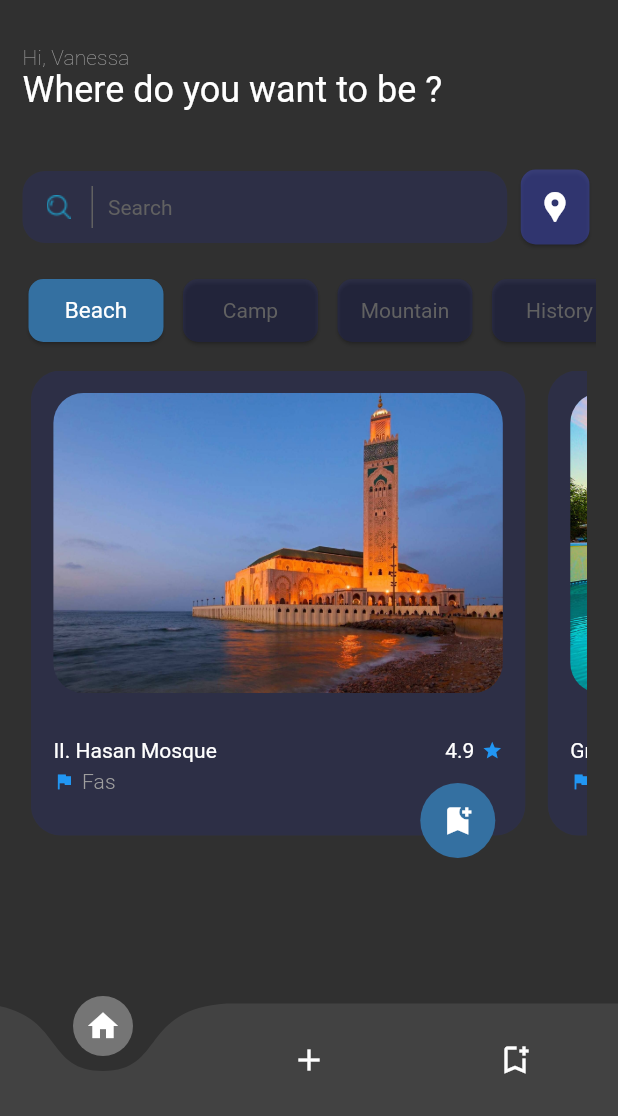
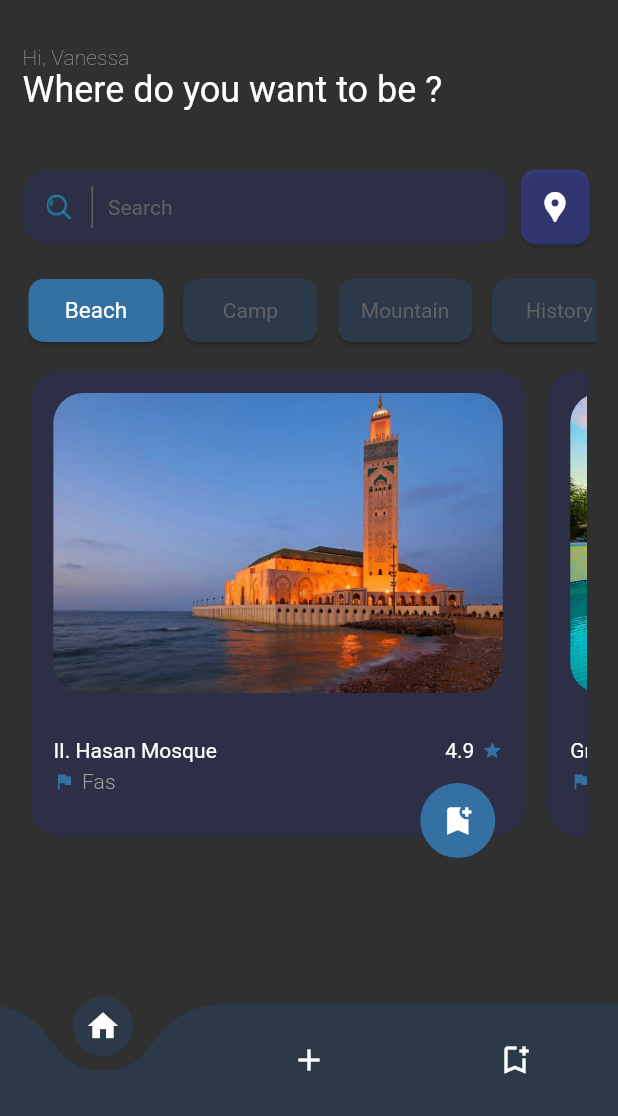
Before and after one commit to harunceelik1/bitirme_Projesi, a Flutter app: the HeroScreen screen opened directly with sample values from the repository, after a tap on the "arrow back" icon, on a phone screen of 412 x 824 dp, the part 120-1236 px from its top. Run offline on Flutter 3.47's test engine with Material 2 defaults, Android fonts, the phone set to English and light mode, and no system bars; drawn by our look-alikes of curved_navigation_bar; our stand-ins replace google_nav_bar.

Commit message:
class_colors

```diff
--- a/bitirme_projesi/lib/main.dart
+++ b/bitirme_projesi/lib/main.dart
@@ -28,7 +28,7 @@ class MyApp extends StatelessWidget {
       },
       themeMode: ThemeMode.dark,
       // theme: ThemeData.dark(),
-      home: LogoScreen(),
+      home: LoginScreen(),
     );
   }
 }
--- /dev/null
+++ b/bitirme_projesi/lib/model/Colors.dart
@@ -0,0 +1,12 @@
+import 'package:flutter/material.dart';
+
+class screenColor {
+  static Color black = Color.fromARGB(255, 0, 0, 0);
+  static Color white = Color.fromARGB(255, 255, 255, 255);
+  static Color grey = Colors.grey;
+  static Color themeColor = Color.fromARGB(255, 52, 112, 161);
+
+  static Color unselectColor = Color.fromARGB(255, 44, 57, 73);
+  static Color transparent = Colors.transparent;
+  static Color cardsColor = Color.fromARGB(27, 24, 43, 255);
+}
--- a/bitirme_projesi/lib/screen/heroScreen.dart
+++ b/bitirme_projesi/lib/screen/heroScreen.dart
@@ -1,5 +1,6 @@
 import 'dart:ui';
 
+import 'package:bitirme_projesi/model/Colors.dart';
 import 'package:bitirme_projesi/model/travel.dart';
 import 'package:bitirme_projesi/screen/homepage.dart';
 import 'package:flutter/material.dart';
@@ -19,7 +20,6 @@ class _HeroScreenState extends State<HeroScreen> {
   @override
   Widget build(BuildContext context) {
     var width = MediaQuery.of(context).size.width;
-    final color_Theme = Color.fromARGB(255, 52, 112, 161);
     String text;
 
     var height = MediaQuery.of(context).size.height;
@@ -69,7 +69,7 @@ class _HeroScreenState extends State<HeroScreen> {
                                                     HomePage())))
                                       },
                                       icon: Icon(Icons.arrow_back),
-                                      color: Colors.white,
+                                      color: screenColor.white,
                                     ),
                                   ),
                                   decoration: BoxDecoration(
@@ -77,8 +77,8 @@ class _HeroScreenState extends State<HeroScreen> {
                                         begin: Alignment.topLeft,
                                         end: Alignment.bottomRight,
                                         colors: [
-                                          Colors.white.withOpacity(0.6),
-                                          Colors.white.withOpacity(0.1),
+                                          screenColor.white.withOpacity(0.6),
+                                          screenColor.white.withOpacity(0.1),
                                         ]),
                                     borderRadius: BorderRadius.circular(30),
                                   ),
@@ -94,7 +94,7 @@ class _HeroScreenState extends State<HeroScreen> {
                     child: Container(
                       alignment: Alignment.topRight,
                       child: Material(
-                        color: Colors.transparent,
+                        color: screenColor.transparent,
                         child: ClipRRect(
                             child: BackdropFilter(
                                 filter: ImageFilter.blur(
@@ -104,13 +104,13 @@ class _HeroScreenState extends State<HeroScreen> {
                                 child: Container(
                                   child: CircleAvatar(
                                     radius: 25,
-                                    backgroundColor: Colors.transparent,
+                                    backgroundColor: screenColor.transparent,
                                     child: IconButton(
                                       onPressed: () => {},
                                       icon: Image.asset(
                                         "images/menu.webp",
                                       ),
-                                      color: Colors.white,
+                                      color: screenColor.white,
                                     ),
                                   ),
                                   decoration: BoxDecoration(
@@ -118,8 +118,8 @@ class _HeroScreenState extends State<HeroScreen> {
                                         begin: Alignment.topLeft,
                                         end: Alignment.bottomRight,
                                         colors: [
-                                          Colors.white.withOpacity(0.6),
-                                          Colors.white.withOpacity(0.1),
+                                          screenColor.white.withOpacity(0.6),
+                                          screenColor.white.withOpacity(0.1),
                                         ]),
                                     borderRadius: BorderRadius.circular(30),
                                   ),
@@ -132,7 +132,7 @@ class _HeroScreenState extends State<HeroScreen> {
                     left: 20,
                     right: 20,
                     child: Material(
-                      color: Colors.transparent,
+                      color: screenColor.transparent,
                       child: ClipRRect(
                         child: BackdropFilter(
                           filter: ImageFilter.blur(
@@ -147,7 +147,7 @@ class _HeroScreenState extends State<HeroScreen> {
                                   begin: Alignment.topLeft,
                                   end: Alignment.bottomRight,
                                   colors: [
-                                    Colors.white.withOpacity(0.6),
+                                    screenColor.white.withOpacity(0.6),
                                     Colors.black54.withOpacity(0.1),
                                   ]),
                               borderRadius: BorderRadius.circular(20),
@@ -161,7 +161,7 @@ class _HeroScreenState extends State<HeroScreen> {
                                   Text(
                                     widget.travel.location,
                                     style: TextStyle(
-                                        color: Colors.grey, fontSize: 22),
+                                        color: screenColor.grey, fontSize: 22),
                                   ),
                                   Row(
                                     mainAxisAlignment:
@@ -173,7 +173,7 @@ class _HeroScreenState extends State<HeroScreen> {
                                         children: [
                                           Container(
                                               decoration: BoxDecoration(
-                                                  color: color_Theme,
+                                                  color: screenColor.themeColor,
                                                   borderRadius:
                                                       BorderRadius.circular(8)),
                                               child: Padding(
@@ -189,7 +189,7 @@ class _HeroScreenState extends State<HeroScreen> {
                                               Text(
                                                 "Rating",
                                                 style: TextStyle(
-                                                    color: Colors.grey),
+                                                    color: screenColor.grey),
                                               ),
                                               Text(widget.travel.rate),
                                             ],
@@ -214,7 +214,7 @@ class _HeroScreenState extends State<HeroScreen> {
                                     child: Container(
                                       width: width * 0.9,
                                       decoration: BoxDecoration(
-                                          color: color_Theme,
+                                          color: screenColor.themeColor,
                                           borderRadius:
                                               BorderRadius.circular(8)),
                                       child: Padding(
@@ -241,14 +241,14 @@ class _HeroScreenState extends State<HeroScreen> {
                     left: 40,
                     child: Center(
                       child: Material(
-                        color: Colors.transparent,
+                        color: screenColor.transparent,
                         child: CircleAvatar(
-                          backgroundColor: color_Theme,
+                          backgroundColor: screenColor.themeColor,
                           radius: 25,
                           child: IconButton(
                             onPressed: () => {},
                             icon: Icon(Icons.bookmark_add),
-                            color: Colors.white,
+                            color: screenColor.white,
                           ),
                         ),
                       ),
@@ -314,7 +314,7 @@ class deneme extends StatelessWidget {
             begin: Alignment.topLeft,
             end: Alignment.bottomRight,
             colors: [
-              Colors.grey.withOpacity(0.6),
+              screenColor.grey.withOpacity(0.6),
               Colors.black54.withOpacity(0.5),
             ]),
         borderRadius: BorderRadius.circular(20),
@@ -322,13 +322,13 @@ class deneme extends StatelessWidget {
       child: Padding(
         padding: const EdgeInsets.symmetric(vertical: 20, horizontal: 20),
         child: Material(
-          color: Colors.transparent,
+          color: screenColor.transparent,
           child: Column(
             crossAxisAlignment: CrossAxisAlignment.start,
             children: [
               Text(
                 text,
-                style: TextStyle(color: Colors.grey),
+                style: TextStyle(color: screenColor.grey),
               ),
               Row(
                 mainAxisAlignment: MainAxisAlignment.spaceBetween,
--- a/bitirme_projesi/lib/screen/homepage.dart
+++ b/bitirme_projesi/lib/screen/homepage.dart
@@ -1,5 +1,6 @@
 // ignore_for_file: prefer_const_constructors, prefer_const_literals_to_create_immutables, unnecessary_import
 
+import 'package:bitirme_projesi/model/Colors.dart';
 import 'package:bitirme_projesi/model/travel.dart';
 import 'package:bitirme_projesi/screen/mobileScreen.dart';
 import 'package:bitirme_projesi/screen/responsive/responsive_layout.dart';
@@ -22,7 +23,6 @@ class HomePage extends StatefulWidget {
 
 class _HomePageState extends State<HomePage> {
   final title = "Where do you want to be ?";
-  final color_Theme = Color.fromARGB(27, 24, 43, 255);
 
   @override
   Widget build(BuildContext context) {
@@ -43,6 +43,6 @@ class _HomePageState extends State<HomePage> {
                 ),
               )),
         ),
-        bottomNavigationBar: bottomNavigation(color_Theme: color_Theme));
+        bottomNavigationBar: bottomNavigation());
   }
 }
--- a/bitirme_projesi/lib/screen/loginScreen.dart
+++ b/bitirme_projesi/lib/screen/loginScreen.dart
@@ -1,3 +1,4 @@
+import 'package:bitirme_projesi/model/Colors.dart';
 import 'package:flutter/material.dart';
 import 'package:flutter/src/widgets/container.dart';
 import 'package:flutter/src/widgets/framework.dart';
@@ -165,7 +166,7 @@ class input extends StatelessWidget {
       alignment: Alignment.center,
       // ignore: prefer_const_constructors
       child: TextField(
-        cursorColor: Colors.grey,
+        cursorColor: screenColor.grey,
         obscureText: obscureText,
         // ignore: prefer_const_constructors
         decoration: InputDecoration(
--- a/bitirme_projesi/lib/screen/mobileScreen.dart
+++ b/bitirme_projesi/lib/screen/mobileScreen.dart
@@ -24,7 +24,6 @@ class _mobileScreenState extends State<mobileScreen> {
     List<Travel> filteredList = [];
     // print("sa" + filteredInputText);
     // print(filteredCategory);
-
     if (filteredInputText == "" && filteredCategory == "") {
       filteredList = travel;
     } else if (filteredInputText == "" && filteredCategory != "") {
--- a/bitirme_projesi/lib/screen/registerScreen.dart
+++ b/bitirme_projesi/lib/screen/registerScreen.dart
@@ -1,3 +1,4 @@
+import 'package:bitirme_projesi/model/Colors.dart';
 import 'package:flutter/material.dart';
 import 'package:flutter/services.dart';
 import 'package:flutter/src/widgets/container.dart';
@@ -144,7 +145,7 @@ class input extends StatelessWidget {
       alignment: Alignment.center,
       // ignore: prefer_const_constructors
       child: TextField(
-        cursorColor: Colors.grey,
+        cursorColor: screenColor.grey,
         obscureText: obscureText,
         // keyboardType: TextInputType.number,
         // inputFormatters: <TextInputFormatter>[
--- a/bitirme_projesi/lib/widget/bottomNav.dart
+++ b/bitirme_projesi/lib/widget/bottomNav.dart
@@ -1,3 +1,4 @@
+import 'package:bitirme_projesi/model/Colors.dart';
 import 'package:curved_navigation_bar/curved_navigation_bar.dart';
 import 'package:flutter/material.dart';
 import 'package:google_nav_bar/google_nav_bar.dart';
@@ -5,10 +6,7 @@ import 'package:google_nav_bar/google_nav_bar.dart';
 class bottomNavigation extends StatelessWidget {
   const bottomNavigation({
     Key? key,
-    required this.color_Theme,
   }) : super(key: key);
-
-  final Color color_Theme;
 
   @override
   Widget build(BuildContext context) {
@@ -17,10 +15,9 @@ class bottomNavigation extends StatelessWidget {
     int _page = 0;
 
     return CurvedNavigationBar(
-      color: Colors.grey.shade800,
-      backgroundColor: Colors.transparent,
-      animationDuration: Duration(milliseconds: 400),
-      buttonBackgroundColor: Colors.grey.shade600,
+      color: screenColor.unselectColor,
+      backgroundColor: screenColor.transparent,
+      animationDuration: Duration(milliseconds: 500),
       items: [
         Icon(Icons.home),
         Icon(Icons.add),
--- a/bitirme_projesi/lib/widget/category.dart
+++ b/bitirme_projesi/lib/widget/category.dart
@@ -1,5 +1,6 @@
 import 'dart:developer';
 
+import 'package:bitirme_projesi/model/Colors.dart';
 import 'package:bitirme_projesi/model/travel.dart';
 import 'package:bitirme_projesi/widget/list.dart';
 import 'package:flutter/material.dart';
@@ -29,16 +30,6 @@ class _CategoriesState extends State<Categories> {
   Widget build(BuildContext context) {
     final height = MediaQuery.of(context).size.height;
     final width = MediaQuery.of(context).size.width;
-    final color_Theme = Color.fromARGB(27, 24, 43, 255);
-    final color_Transparent = Colors.transparent;
-
-    void deneme1(String value) {
-      setState(() {
-        display_list =
-            travel.where((element) => element.type == value).toList();
-        print(value);
-      });
-    }
 
     return Padding(
       padding: const EdgeInsets.symmetric(horizontal: 15),
@@ -60,8 +51,8 @@ class _CategoriesState extends State<Categories> {
                   child: Container(
                     child: Card(
                       color: selectItem == index
-                          ? Color.fromARGB(255, 52, 112, 161)
-                          : color_Theme,
+                          ? screenColor.themeColor
+                          : screenColor.unselectColor,
                       // ignore: sort_child_properties_last
                       child: SizedBox(
                         width: 90,
@@ -69,7 +60,8 @@ class _CategoriesState extends State<Categories> {
                           child: Text(
                             categoriesList[index]["id"],
                             style: selectItem == index
-                                ? TextStyle(color: Colors.white, fontSize: 15)
+                                ? TextStyle(
+                                    color: screenColor.white, fontSize: 15)
                                 : TextStyle(color: Colors.grey.shade700),
                           ),
                         ),
--- a/bitirme_projesi/lib/widget/customappBar.dart
+++ b/bitirme_projesi/lib/widget/customappBar.dart
@@ -1,5 +1,6 @@
 // ignore_for_file: prefer_const_constructors
 
+import 'package:bitirme_projesi/model/Colors.dart';
 import 'package:flutter/material.dart';
 
 class CustomAppBar extends StatelessWidget implements PreferredSizeWidget {
@@ -7,9 +8,6 @@ class CustomAppBar extends StatelessWidget implements PreferredSizeWidget {
 
   @override
   Widget build(BuildContext context) {
-    final color_Theme = Color.fromARGB(27, 24, 43, 255);
-    final color_Transparent = Colors.transparent;
-
     return SafeArea(
       child: Padding(
         padding: EdgeInsets.symmetric(horizontal: 15, vertical: 20),
@@ -21,7 +19,7 @@ class CustomAppBar extends StatelessWidget implements PreferredSizeWidget {
               Center(
                 child: CircleAvatar(
                   radius: 25,
-                  backgroundColor: color_Transparent,
+                  backgroundColor: screenColor.transparent,
                   backgroundImage: AssetImage("images/man.png"),
                 ),
               ),
@@ -31,7 +29,7 @@ class CustomAppBar extends StatelessWidget implements PreferredSizeWidget {
                   children: [
                     CircleAvatar(
                       radius: 25,
-                      backgroundColor: color_Theme,
+                      backgroundColor: screenColor.cardsColor,
                       child: IconButton(
                         onPressed: () => {},
                         icon: Image.asset("images/notification.webp"),
@@ -42,13 +40,13 @@ class CustomAppBar extends StatelessWidget implements PreferredSizeWidget {
                     ),
                     CircleAvatar(
                       radius: 25,
-                      backgroundColor: color_Theme,
+                      backgroundColor: screenColor.cardsColor,
                       child: IconButton(
                         onPressed: () => {},
                         icon: Image.asset(
                           "images/menu.webp",
                         ),
-                        color: Colors.white,
+                        color: screenColor.white,
                       ),
                     ),
                   ],
--- a/bitirme_projesi/lib/widget/inputSearch.dart
+++ b/bitirme_projesi/lib/widget/inputSearch.dart
@@ -1,3 +1,4 @@
+import 'package:bitirme_projesi/model/Colors.dart';
 import 'package:bitirme_projesi/model/travel.dart';
 import 'package:bitirme_projesi/screen/heroScreen.dart';
 import 'package:bitirme_projesi/widget/list.dart';
@@ -11,8 +12,6 @@ class InputSearch extends StatelessWidget {
 
   @override
   Widget build(BuildContext context) {
-    final color_Theme = Color.fromARGB(27, 24, 43, 255);
-    final color_Transparent = Colors.transparent;
     final inputText = 'Search';
     final height = MediaQuery.of(context).size.height;
     final width = MediaQuery.of(context).size.width;
@@ -43,7 +42,7 @@ class InputSearch extends StatelessWidget {
                     border: OutlineInputBorder(
                         borderRadius: BorderRadius.circular(15),
                         borderSide: BorderSide.none),
-                    fillColor: color_Theme,
+                    fillColor: screenColor.cardsColor,
                     filled: true,
                     prefixIcon: Padding(
                       padding: const EdgeInsets.all(10.0),
@@ -70,7 +69,7 @@ class InputSearch extends StatelessWidget {
             child: Card(
               color: Color.fromARGB(90, 72, 87, 250),
               child: CircleAvatar(
-                backgroundColor: color_Transparent,
+                backgroundColor: screenColor.transparent,
                 radius: 25,
                 child: Icon(
                   Icons.location_pin,
--- a/bitirme_projesi/lib/widget/locations.dart
+++ b/bitirme_projesi/lib/widget/locations.dart
@@ -1,5 +1,6 @@
 // ignore_for_file: prefer_const_literals_to_create_immutables, prefer_const_constructors
 
+import 'package:bitirme_projesi/model/Colors.dart';
 import 'package:bitirme_projesi/model/travel.dart';
 import 'package:bitirme_projesi/screen/heroScreen.dart';
 import 'package:flutter/material.dart';
@@ -12,8 +13,6 @@ class Locations extends StatelessWidget {
   Widget build(BuildContext context) {
     final height = MediaQuery.of(context).size.height;
     final width = MediaQuery.of(context).size.width;
-    final color_Theme = Color.fromARGB(27, 24, 43, 255);
-    final color_Transparent = Colors.transparent;
 
     final double containerHeight = 300;
     final double circleYukseklik = 50;
@@ -30,7 +29,8 @@ class Locations extends StatelessWidget {
               height: 310,
               width: width * 0.8,
               decoration: BoxDecoration(
-                  color: color_Theme, borderRadius: BorderRadius.circular(20)),
+                  color: screenColor.cardsColor,
+                  borderRadius: BorderRadius.circular(20)),
               child: Column(
                 children: [
                   Padding(
@@ -76,7 +76,7 @@ class Locations extends StatelessWidget {
                                 Icon(
                                   Icons.star,
                                   size: 14,
-                                  color: Colors.blue,
+                                  color: screenColor.themeColor,
                                 ),
                               ],
                             ),
@@ -90,7 +90,7 @@ class Locations extends StatelessWidget {
                             Icon(
                               travel.icon,
                               size: 14,
-                              color: Colors.blue,
+                              color: screenColor.themeColor,
                             ),
                             SizedBox(
                               width: 5,
@@ -117,12 +117,12 @@ class Locations extends StatelessWidget {
               right: 20,
               child: Center(
                 child: CircleAvatar(
-                  backgroundColor: Color.fromARGB(255, 52, 112, 161),
+                  backgroundColor: screenColor.themeColor,
                   radius: circleYukseklik / 2,
                   child: IconButton(
                     onPressed: () => {},
                     icon: Icon(Icons.bookmark_add),
-                    color: Colors.white,
+                    color: screenColor.white,
                   ),
                 ),
               ),
--- a/bitirme_projesi/lib/widget/titleWidget.dart
+++ b/bitirme_projesi/lib/widget/titleWidget.dart
@@ -8,8 +8,6 @@ class titleWidget extends StatelessWidget {
   @override
   Widget build(BuildContext context) {
     final title = "Where do you want to be ?";
-    final color_Theme = Color.fromARGB(27, 24, 43, 255);
-    final color_Transparent = Colors.transparent;
 
     return Padding(
       padding: const EdgeInsets.symmetric(horizontal: 15),
```
